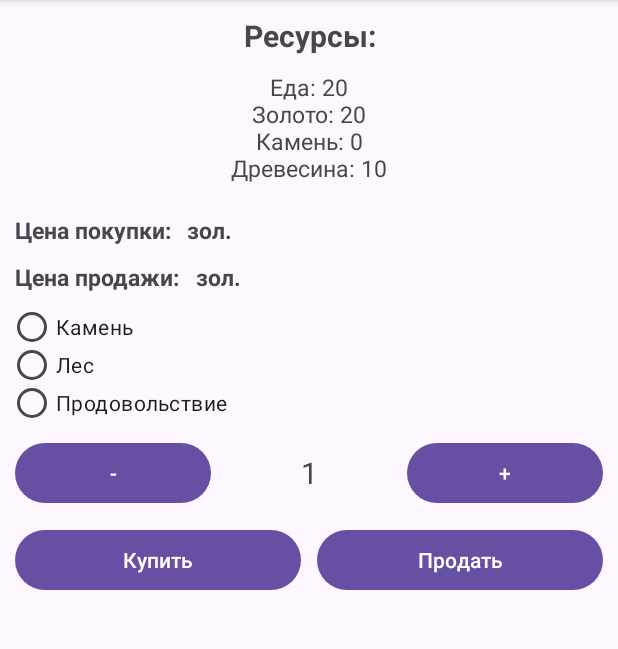
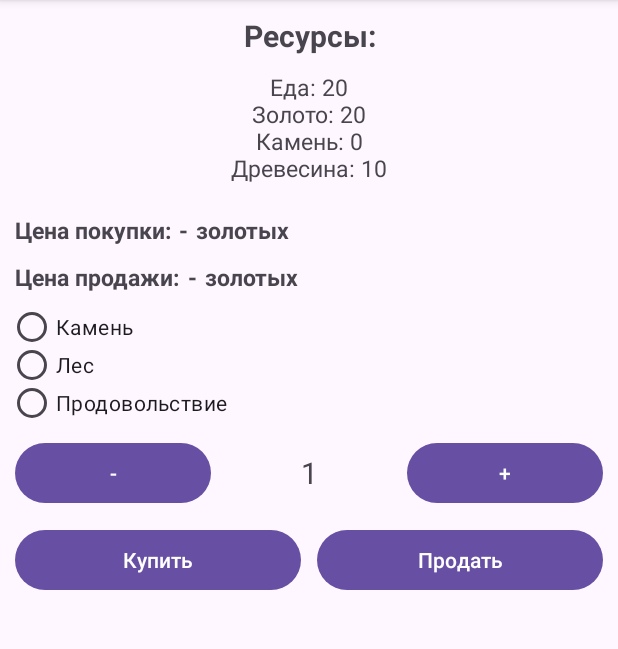
Before and after one commit to PavelRost/IBuilder, an Android app: the ExchangeResourcesActivity screen opened directly, with no data from a screen before it, on a phone screen of 412 x 824 dp, the part 96-745 px from its top. Run offline under Robolectric (Android 15) with nearby library versions, the phone set to English and light mode, and no system bars.

Commit message:
refactor: Изменение верстки

```diff
--- a/app/src/main/res/layout/activity_exchange_resources.xml
+++ b/app/src/main/res/layout/activity_exchange_resources.xml
@@ -68,7 +68,7 @@
                 android:layout_width="wrap_content"
                 android:layout_height="wrap_content"
                 android:layout_marginStart="5dp"
-                android:text=""
+                android:text="-"
                 android:textSize="15sp"
                 android:textStyle="bold" />
 
@@ -104,7 +104,7 @@
                 android:layout_width="wrap_content"
                 android:layout_height="wrap_content"
                 android:layout_marginStart="5dp"
-                android:text=""
+                android:text="-"
                 android:textSize="15sp"
                 android:textStyle="bold" />
 
--- a/app/src/main/res/values/strings.xml
+++ b/app/src/main/res/values/strings.xml
@@ -38,7 +38,7 @@
     <string name="resource_food">Продовольствие</string>
     <string name="resource_stone">Камень</string>
     <string name="header_buy">Цена покупки:</string>
-    <string name="currency">зол.</string>
+    <string name="currency">золотых</string>
     <string name="header_cell">Цена продажи:</string>
 
 
```
